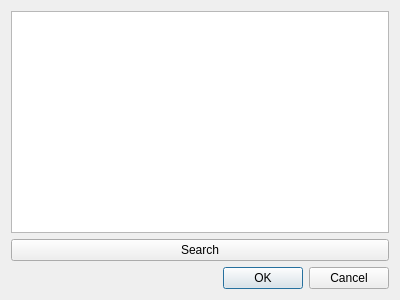
First picture: the form in addartworkdialog.ui, repository ShahroozGh/qt-media-library, before the edit.
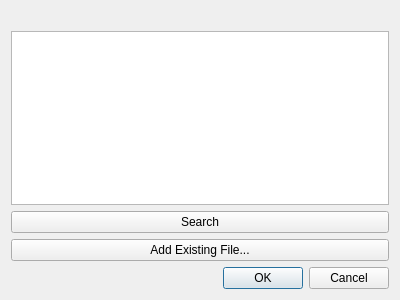
Second picture: the form after the edit.

The edit to the form file:
```diff
--- a/addartworkdialog.ui
+++ b/addartworkdialog.ui
@@ -14,17 +14,17 @@
    <string>Dialog</string>
   </property>
   <layout class="QGridLayout" name="gridLayout">
-   <item row="0" column="0">
-    <widget class="QListWidget" name="artworkListWidget"/>
-   </item>
    <item row="1" column="0">
+    <widget class="QListWidget" name="artworkListWidget"/>
+   </item>
+   <item row="2" column="0">
     <widget class="QPushButton" name="artSearchPushButton">
      <property name="text">
       <string>Search</string>
      </property>
     </widget>
    </item>
-   <item row="2" column="0">
+   <item row="4" column="0">
     <widget class="QDialogButtonBox" name="buttonBox">
      <property name="orientation">
       <enum>Qt::Horizontal</enum>
@@ -34,6 +34,32 @@
      </property>
     </widget>
    </item>
+   <item row="0" column="0" alignment="Qt::AlignHCenter">
+    <widget class="QLabel" name="artPreviewLabel">
+     <property name="minimumSize">
+      <size>
+       <width>0</width>
+       <height>0</height>
+      </size>
+     </property>
+     <property name="maximumSize">
+      <size>
+       <width>200</width>
+       <height>200</height>
+      </size>
+     </property>
+     <property name="text">
+      <string/>
+     </property>
+    </widget>
+   </item>
+   <item row="3" column="0">
+    <widget class="QPushButton" name="findExistingArtButton">
+     <property name="text">
+      <string>Add Existing File...</string>
+     </property>
+    </widget>
+   </item>
   </layout>
  </widget>
  <resources/>
```
